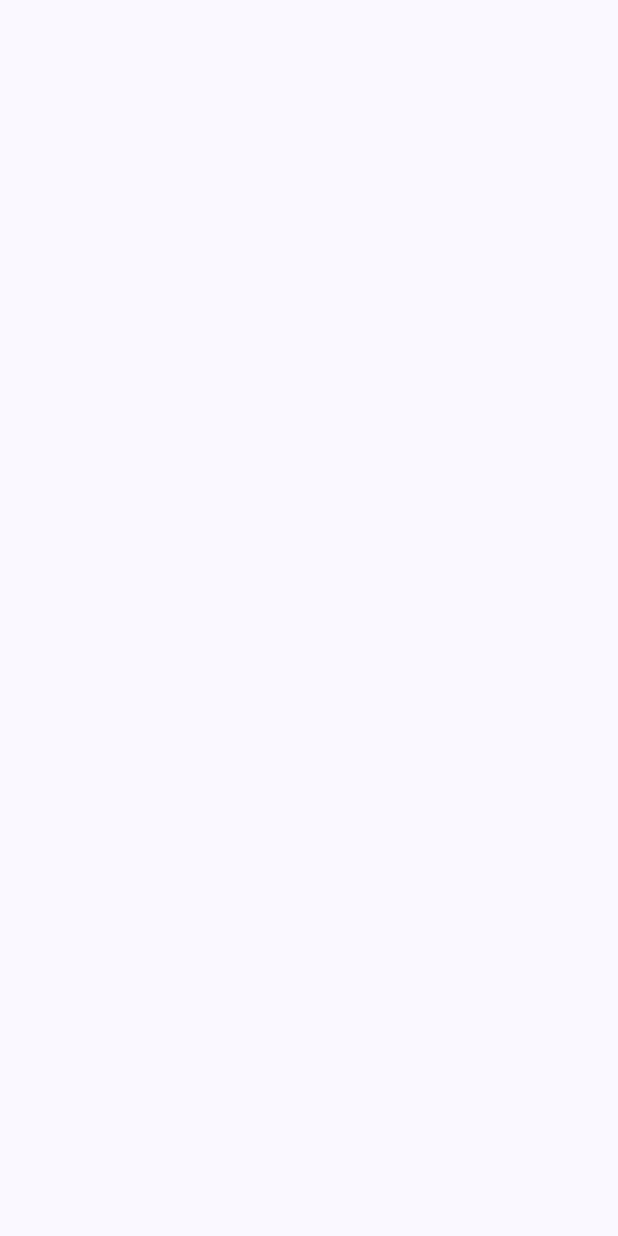
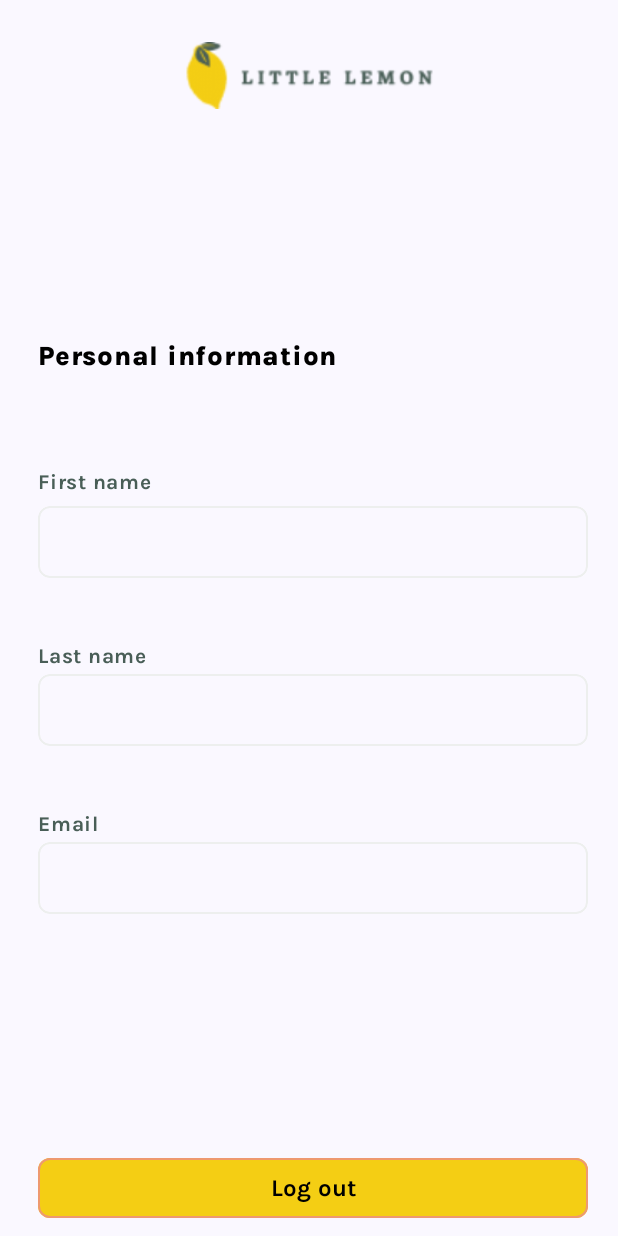
Before and after one commit to norphyra/little-lemon, an Android app built with Jetpack Compose: the Profile screen opened through its navigation route, on a phone screen of 412 x 824 dp. Before the commit the screen is empty. Run offline under Robolectric (Android 15) with nearby library versions, the phone set to English and light mode, and no system bars.

Commit message:
Complete exercise 'Set up the profile page'

```diff
--- a/app/src/main/java/com/example/littlelemonapp/Profile.kt
+++ b/app/src/main/java/com/example/littlelemonapp/Profile.kt
@@ -1,15 +1,138 @@
 package com.example.littlelemonapp
 
+import android.content.Context
+import android.content.SharedPreferences
+import android.widget.Toast
+import androidx.compose.foundation.BorderStroke
+import androidx.compose.foundation.Image
+import androidx.compose.foundation.background
+import androidx.compose.foundation.layout.Arrangement
+import androidx.compose.foundation.layout.Column
+import androidx.compose.foundation.layout.Row
+import androidx.compose.foundation.layout.fillMaxWidth
+import androidx.compose.foundation.layout.height
+import androidx.compose.foundation.layout.padding
+import androidx.compose.foundation.shape.RoundedCornerShape
+import androidx.compose.material3.Button
+import androidx.compose.material3.ButtonDefaults
+import androidx.compose.material3.MaterialTheme
+import androidx.compose.material3.OutlinedTextField
+import androidx.compose.material3.Surface
+import androidx.compose.material3.Text
+import androidx.compose.material3.TextFieldDefaults
 import androidx.compose.runtime.Composable
+import androidx.compose.ui.Alignment
+import androidx.compose.ui.Modifier
+import androidx.compose.ui.draw.clip
+import androidx.compose.ui.graphics.Color
+import androidx.compose.ui.platform.LocalContext
+import androidx.compose.ui.res.painterResource
+import androidx.compose.ui.text.font.FontFamily
+import androidx.compose.ui.text.style.TextAlign
 import androidx.compose.ui.tooling.preview.Preview
+import androidx.compose.ui.unit.dp
+import androidx.compose.ui.unit.sp
+import androidx.navigation.NavHostController
+import com.example.littlelemonapp.navigation.Onboarding
+import com.example.littlelemonapp.ui.theme.Green
+import com.example.littlelemonapp.ui.theme.Karla_Bold
+import com.example.littlelemonapp.ui.theme.Karla_ExtraBold
+import com.example.littlelemonapp.ui.theme.Karla_Regular
+import com.example.littlelemonapp.ui.theme.LightGrey_highlight
+import com.example.littlelemonapp.ui.theme.RedOrange_secondary
+import com.example.littlelemonapp.ui.theme.Yellow
 
 @Composable
-fun Profile() {
+fun Profile(navController: NavHostController, sharedPreferences: SharedPreferences) {
+    Column(horizontalAlignment = Alignment.CenterHorizontally) {
 
+        Image(painter = painterResource(id = R.drawable.logo),
+            contentDescription = "logo",
+            modifier = Modifier
+                .height(100.dp)
+                .fillMaxWidth(0.5f))
+
+        Column(modifier = Modifier
+            .padding(start = 25.dp, end = 20.dp, top = 80.dp)) {
+            Text(text = "Personal information", color = Color.Black,
+                fontFamily = FontFamily(Karla_ExtraBold),
+                fontSize = 18.sp,
+                modifier = Modifier.padding(top = 45.dp, bottom = 60.dp)
+            )
+
+            Text(text = "First name",
+                fontFamily = FontFamily(Karla_Bold),
+                fontSize = 14.sp,
+                color = Green,
+                modifier = Modifier.padding(bottom = 4.dp)
+            )
+            UserDataRow(text = sharedPreferences.getString("first name", "").toString())
+
+            Text(text = "Last name",
+                fontFamily = FontFamily(Karla_Bold),
+                fontSize = 14.sp,
+                color = Green,
+                modifier = Modifier.padding(top = 40.dp)
+            )
+            UserDataRow(text = sharedPreferences.getString("last name", "").toString())
+
+            Text(text = "Email",
+                fontFamily = FontFamily(Karla_Bold),
+                fontSize = 14.sp,
+                color = Green,
+                modifier = Modifier.padding(top = 40.dp)
+            )
+            UserDataRow(text = sharedPreferences.getString("email", "").toString())
+
+            Button(onClick = {
+                onClick(navController, sharedPreferences)
+            },
+                Modifier
+                    .fillMaxWidth()
+                    .padding(top = 160.dp, bottom = 10.dp),
+                colors = ButtonDefaults.buttonColors(containerColor = Yellow),
+                shape = RoundedCornerShape(8.dp),
+                border = BorderStroke(1.dp, RedOrange_secondary)
+            ) {
+                Text(text = "Log out", textAlign = TextAlign.Center,
+                    color = Color.Black,
+                    fontFamily = FontFamily(Karla_Bold),
+                    fontSize = 16.sp
+                )
+            }
+        }
+    }
 }
 
-@Preview(showBackground = true)
 @Composable
-fun ProfilePreview() {
-    Profile()
+fun UserDataRow(text: String) {
+    Surface(shape = MaterialTheme.shapes.small,
+        border = BorderStroke(1.dp, LightGrey_highlight),
+        modifier = Modifier.clip(MaterialTheme.shapes.small)
+    ) {
+        Row(
+            Modifier
+                .fillMaxWidth()
+                .padding(top = 12.dp, bottom = 12.dp, start = 12.dp),
+            verticalAlignment = Alignment.CenterVertically
+        ) {
+            Text(
+                text = text, color = Color.Black,
+                fontFamily = FontFamily(Karla_Regular),
+                fontSize = 16.sp
+            )
+        }
+    }
 }
+
+fun onClick(navController: NavHostController, sharedPreferences: SharedPreferences)
+{
+    sharedPreferences.edit().clear().commit()
+    navController.navigate(Onboarding.route)
+}
+
+//@Preview(showBackground = true)
+//@Composable
+//fun ProfilePreview() {
+//    Profile()
+//}
--- a/app/src/main/java/com/example/littlelemonapp/navigation/NavigationComposable.kt
+++ b/app/src/main/java/com/example/littlelemonapp/navigation/NavigationComposable.kt
@@ -25,10 +25,10 @@ fun Navigation(navController: NavHostController, sharedPreferences: SharedPrefer
             OnBoarding(navController = navController, sharedPreferences = sharedPreferences)
         }
         composable(Home.route) {
-            Home()
+            Home(navController = navController)
         }
         composable(Profile.route) {
-            Profile()
+            Profile(navController = navController, sharedPreferences = sharedPreferences)
         }
     }
 }
--- a/app/src/main/java/com/example/littlelemonapp/ui/theme/Color.kt
+++ b/app/src/main/java/com/example/littlelemonapp/ui/theme/Color.kt
@@ -13,3 +13,4 @@ val Pink40 = Color(0xFF7D5260)
 val Green = Color(0xFF495E57)
 val Yellow = Color(0xFFF4CE14)
 val RedOrange_secondary = Color(0xFFEE9970)
+val LightGrey_highlight = Color(0xFFEDEFEE)
--- a/app/src/main/java/com/example/littlelemonapp/ui/theme/Theme.kt
+++ b/app/src/main/java/com/example/littlelemonapp/ui/theme/Theme.kt
@@ -65,7 +65,8 @@ fun LittleLemonAppTheme(
     MaterialTheme(
         colorScheme = colorScheme,
         typography = Typography,
-        content = content
+        content = content,
+        shapes = Shapes
     )
 
 }
```
Also changed, not shown: app/src/main/java/com/example/littlelemonapp/Home.kt (+34 -7 lines), app/src/main/java/com/example/littlelemonapp/Onboarding.kt (+11 -4 lines), app/src/main/res/drawable/profile.png (added).
